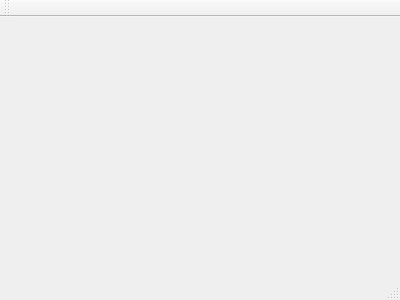
First picture: the form in QT application/Applicatie/Applicatie/mainwindow.ui, repository SanderBerk/BedraadlozeBierTap, before the edit.
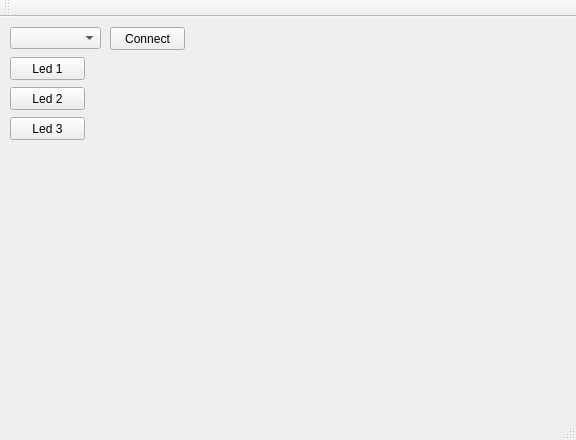
Second picture: the form after the edit.

Diff of the .ui file:
```diff
--- a/QT application/Applicatie/Applicatie/mainwindow.ui
+++ b/QT application/Applicatie/Applicatie/mainwindow.ui
@@ -1,24 +1,102 @@
 <ui version="4.0">
  <class>MainWindow</class>
- <widget class="QMainWindow" name="MainWindow" >
-  <property name="geometry" >
+ <widget class="QMainWindow" name="MainWindow">
+  <property name="geometry">
    <rect>
     <x>0</x>
     <y>0</y>
-    <width>400</width>
-    <height>300</height>
+    <width>576</width>
+    <height>440</height>
    </rect>
   </property>
   <property name="windowTitle" >
    <string>MainWindow</string>
   </property>
-  <widget class="QMenuBar" name="menuBar" />
-  <widget class="QToolBar" name="mainToolBar" />
-  <widget class="QWidget" name="centralWidget" />
-  <widget class="QStatusBar" name="statusBar" />
+  <widget class="QWidget" name="centralWidget">
+   <widget class="QPushButton" name="btnLed2">
+    <property name="geometry">
+     <rect>
+      <x>10</x>
+      <y>70</y>
+      <width>75</width>
+      <height>23</height>
+     </rect>
+    </property>
+    <property name="text">
+     <string>Led 2</string>
+    </property>
+   </widget>
+   <widget class="QComboBox" name="cmbComPorten">
+    <property name="geometry">
+     <rect>
+      <x>10</x>
+      <y>10</y>
+      <width>91</width>
+      <height>22</height>
+     </rect>
+    </property>
+   </widget>
+   <widget class="QPushButton" name="btnConnect">
+    <property name="geometry">
+     <rect>
+      <x>110</x>
+      <y>10</y>
+      <width>75</width>
+      <height>23</height>
+     </rect>
+    </property>
+    <property name="text">
+     <string>Connect</string>
+    </property>
+   </widget>
+   <widget class="QPushButton" name="btnLed3">
+    <property name="geometry">
+     <rect>
+      <x>10</x>
+      <y>100</y>
+      <width>75</width>
+      <height>23</height>
+     </rect>
+    </property>
+    <property name="text">
+     <string>Led 3</string>
+    </property>
+   </widget>
+   <widget class="QPushButton" name="btnLed1">
+    <property name="geometry">
+     <rect>
+      <x>10</x>
+      <y>40</y>
+      <width>75</width>
+      <height>23</height>
+     </rect>
+    </property>
+    <property name="text">
+     <string>Led 1</string>
+    </property>
+   </widget>
+  </widget>
+  <widget class="QMenuBar" name="menuBar">
+   <property name="geometry">
+    <rect>
+     <x>0</x>
+     <y>0</y>
+     <width>576</width>
+     <height>21</height>
+    </rect>
+   </property>
+  </widget>
+  <widget class="QToolBar" name="mainToolBar">
+   <attribute name="toolBarArea">
+    <enum>TopToolBarArea</enum>
+   </attribute>
+   <attribute name="toolBarBreak">
+    <bool>false</bool>
+   </attribute>
+  </widget>
+  <widget class="QStatusBar" name="statusBar"/>
  </widget>
- <layoutDefault spacing="6" margin="11" />
- <pixmapfunction></pixmapfunction>
+ <layoutdefault spacing="6" margin="11"/>
  <resources/>
  <connections/>
 </ui>
```
Left out of the diff: 3 changed lines with no effect on the pictures.
